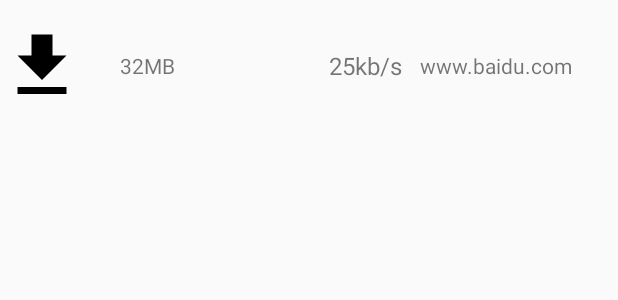
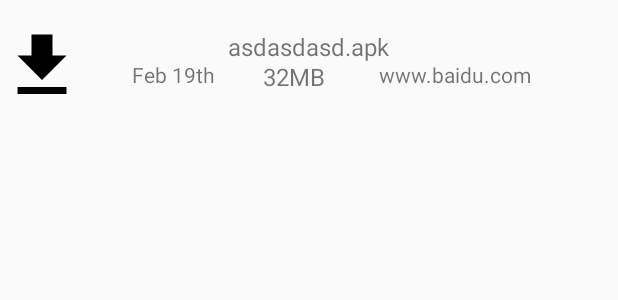
Before and after one commit to geeksammao/MultiThreadDownloader, an Android app: the layout downloaded_item_layout.xml on its own in the app's theme, with its tools: preview values and no code run, on a phone screen of 412 x 824 dp. Shown: the top 300 px of the screen. Run offline under Robolectric (Android 15) with nearby library versions, the phone set to English and light mode, and no system bars.

```diff
--- a/app/src/main/java/geeksammao/bingyan/net/mydownloader/model/DownloadInfo.java
+++ b/app/src/main/java/geeksammao/bingyan/net/mydownloader/model/DownloadInfo.java
@@ -13,6 +13,7 @@ public class DownloadInfo {
     public int progress;
     public long downloadSpeed;
     public double fileSize;
+    public String url;
     public String fileName;
     public Bitmap fileImageBitmap;
     public int downloadState = DOWNLOAD_ONGOING;
--- a/app/src/main/res/layout/downloaded_item_layout.xml
+++ b/app/src/main/res/layout/downloaded_item_layout.xml
@@ -5,50 +5,58 @@
                 android:layout_height="88dp">
 
     <ImageView
-        android:id="@+id/down_item_imv"
+        android:id="@+id/downed_item_imv"
         android:layout_width="@dimen/download_item_image"
         android:layout_height="@dimen/download_item_image"
         android:layout_centerVertical="true"
         android:src="@drawable/ic_downloading"/>
 
     <TextView
-        android:id="@+id/down_item_toggle_imv"
+        android:id="@+id/downed_filename_tv"
+        android:layout_width="wrap_content"
+        android:layout_height="wrap_content"
+        android:layout_centerHorizontal="true"
+        android:layout_marginTop="20dp"
+        android:textSize="16sp"
+        tools:text="asdasdasd.apk"/>
+
+    <TextView
+        android:id="@+id/downed_date_tv"
+        android:layout_width="wrap_content"
+        android:layout_height="wrap_content"
+        android:layout_marginTop="40dp"
+        android:layout_marginLeft="32dp"
+        android:layout_toRightOf="@id/downed_item_imv"
+        android:textSize="14sp"
+        tools:text="Feb 19th"
+        />
+
+    <TextView
+        android:id="@+id/downed_size_tv"
+        android:layout_width="wrap_content"
+        android:layout_height="wrap_content"
+        android:layout_marginTop="40dp"
+        android:layout_marginLeft="32dp"
+        android:layout_marginRight="4dp"
+        android:layout_toRightOf="@id/downed_date_tv"
+        android:layout_toEndOf="@id/downed_date_tv"
+        android:textSize="16sp"
+        tools:text="32MB"
+        />
+
+    <TextView
+        android:id="@+id/downed_url_tv"
         android:layout_width="128dp"
         android:layout_height="wrap_content"
-        android:layout_alignParentEnd="true"
-        android:layout_alignParentRight="true"
-        android:layout_centerVertical="true"
-        android:layout_marginLeft="8dp"
-        android:layout_marginRight="4dp"
-        android:layout_toEndOf="@id/down_item_prgb"
-        android:layout_toRightOf="@id/down_item_imv"
+        android:layout_marginTop="40dp"
+        android:layout_marginLeft="32dp"
+        android:layout_marginStart="32dp"
+        android:layout_toEndOf="@id/downed_size_tv"
+        android:layout_toRightOf="@id/downed_size_tv"
+        android:ellipsize="end"
         android:singleLine="true"
-        android:ellipsize="end"
         android:textSize="14sp"
         tools:text="www.baidu.com"
         />
 
-    <TextView
-        android:id="@+id/down_item_filesize_tv"
-        android:layout_width="wrap_content"
-        android:layout_height="wrap_content"
-        android:layout_marginLeft="24dp"
-        android:layout_marginBottom="14dp"
-        android:layout_centerVertical="true"
-        android:layout_toRightOf="@id/down_item_imv"
-        android:textSize="14sp"
-        tools:text="32MB"
-        />
-
-    <TextView
-        android:id="@+id/down_speed_tv"
-        android:layout_width="wrap_content"
-        android:layout_height="wrap_content"
-        android:layout_marginRight="4dp"
-        android:layout_marginBottom="14dp"
-        android:layout_centerVertical="true"
-        android:layout_toLeftOf="@id/down_item_toggle_imv"
-        android:textSize="16sp"
-        tools:text="25kb/s"
-        />
 </RelativeLayout>
```
Also changed, not shown: app/src/main/java/geeksammao/bingyan/net/mydownloader/ui/DownloadedItemViewHolder.java (+38 -2 lines), app/src/main/java/geeksammao/bingyan/net/mydownloader/ui/DownloadingItemAdapter.java (+29 -12 lines), app/src/main/java/geeksammao/bingyan/net/mydownloader/ui/MainActivity.java (+14 -1 lines), 1 other file.
